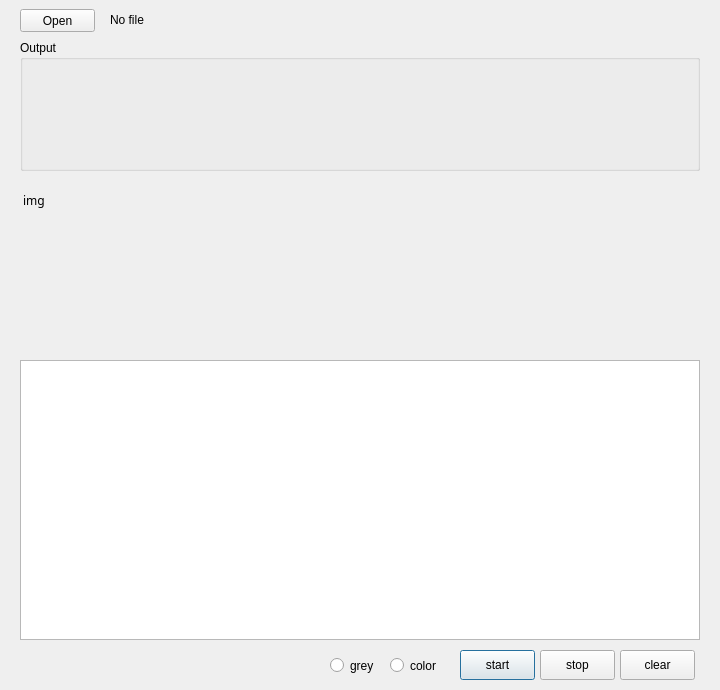
Above: UI/app2.ui from blissin/window_git before the change. Below: the same form after it.
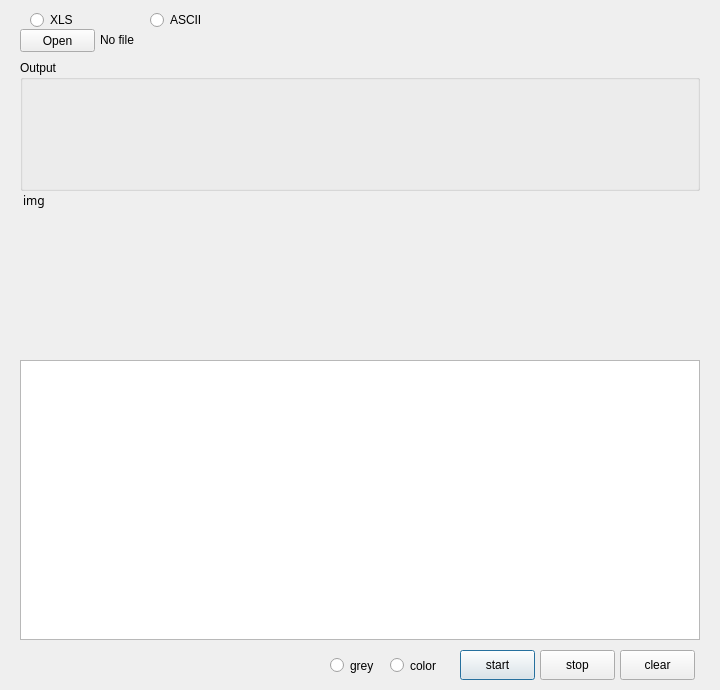
That is the form after the change.

Diff of the .ui file:
```diff
--- a/UI/app2.ui
+++ b/UI/app2.ui
@@ -19,8 +19,8 @@
   <widget class="QLabel" name="label_filename">
    <property name="geometry">
     <rect>
-     <x>110</x>
-     <y>10</y>
+     <x>100</x>
+     <y>30</y>
      <width>500</width>
      <height>20</height>
     </rect>
@@ -59,7 +59,7 @@
    <property name="geometry">
     <rect>
      <x>20</x>
-     <y>9</y>
+     <y>29</y>
      <width>75</width>
      <height>23</height>
     </rect>
@@ -128,7 +128,7 @@
    <property name="geometry">
     <rect>
      <x>20</x>
-     <y>40</y>
+     <y>60</y>
      <width>680</width>
      <height>131</height>
     </rect>
@@ -163,6 +163,32 @@
     <string>color</string>
    </property>
   </widget>
+  <widget class="QRadioButton" name="radioButton_3">
+   <property name="geometry">
+    <rect>
+     <x>30</x>
+     <y>10</y>
+     <width>100</width>
+     <height>20</height>
+    </rect>
+   </property>
+   <property name="text">
+    <string>XLS</string>
+   </property>
+  </widget>
+  <widget class="QRadioButton" name="radioButton_4">
+   <property name="geometry">
+    <rect>
+     <x>150</x>
+     <y>10</y>
+     <width>100</width>
+     <height>20</height>
+    </rect>
+   </property>
+   <property name="text">
+    <string>ASCII</string>
+   </property>
+  </widget>
  </widget>
  <resources/>
  <connections>
```
Left out of the diff: 34 changed lines with no effect on the pictures.
